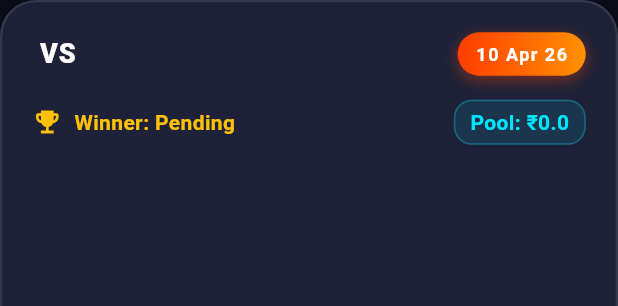
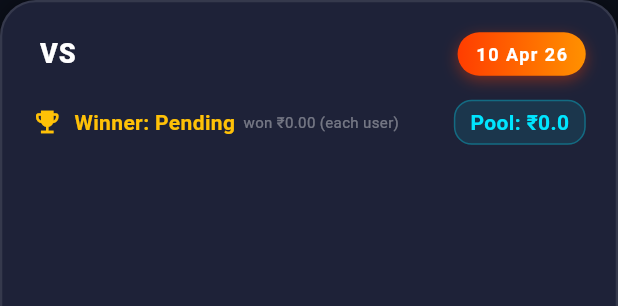
Before and after one commit to anil-s-yadav/ipl2026, a Flutter app: the PastmatchesCard widget shown alone on an empty page, opened directly with empty values, on a phone screen of 412 x 824 dp. Shown: the top 306 px of the screen. Run offline on Flutter 3.47's test engine with Material 3 defaults, Android fonts, the phone set to English and light mode, and no system bars; our stand-ins replace cloud_firestore, firebase_auth, firebase_core, shared_preferences; accounts and stored records are empty.

```diff
--- a/lib/models/match_model.dart
+++ b/lib/models/match_model.dart
@@ -14,6 +14,7 @@ class MatchModel {
   final double totalBetsCount;
   final double totalPoolAmount;
   final String winnerTeam;
+  final String matchTime; // afternoon or evening
 
   MatchModel({
     required this.matchId,
@@ -29,6 +30,7 @@ class MatchModel {
     required this.totalBetsCount,
     required this.totalPoolAmount,
     required this.winnerTeam,
+    required this.matchTime,
   });
 
   factory MatchModel.fromMap(Map<String, dynamic> map, String id) {
@@ -49,6 +51,7 @@ class MatchModel {
           .toDouble(),
       totalPoolAmount: (map['totalPoolAmount'] ?? 0).toDouble(),
       winnerTeam: map['winnerTeam'] ?? '',
+      matchTime: map['matchTime'] ?? 'evening',
     );
   }
 }
--- a/lib/widgets/pastmatches_card.dart
+++ b/lib/widgets/pastmatches_card.dart
@@ -5,10 +5,7 @@ import 'package:ipl2026/models/match_model.dart';
 class PastmatchesCard extends StatelessWidget {
   final MatchModel pastMatche;
 
-  const PastmatchesCard({
-    super.key,
-    required this.pastMatche,
-  });
+  const PastmatchesCard({super.key, required this.pastMatche});
 
   @override
   Widget build(BuildContext context) {
@@ -18,7 +15,13 @@ class PastmatchesCard extends StatelessWidget {
       decoration: BoxDecoration(
         color: const Color(0xFF1E2238),
         borderRadius: BorderRadius.circular(24),
-        boxShadow: [BoxShadow(color: Colors.black.withOpacity(0.3), blurRadius: 10, spreadRadius: 2)],
+        boxShadow: [
+          BoxShadow(
+            color: Colors.black.withOpacity(0.3),
+            blurRadius: 10,
+            spreadRadius: 2,
+          ),
+        ],
         border: Border.all(color: Colors.white10, width: 1.5),
       ),
       child: Column(
@@ -29,18 +32,39 @@ class PastmatchesCard extends StatelessWidget {
             children: [
               Text(
                 "${pastMatche.teamA} VS ${pastMatche.teamB}",
-                style: const TextStyle(fontWeight: FontWeight.w900, fontSize: 18, color: Colors.white, letterSpacing: 0.5),
+                style: const TextStyle(
+                  fontWeight: FontWeight.w900,
+                  fontSize: 18,
+                  color: Colors.white,
+                  letterSpacing: 0.5,
+                ),
               ),
               Container(
-                padding: const EdgeInsets.symmetric(horizontal: 12, vertical: 6),
+                padding: const EdgeInsets.symmetric(
+                  horizontal: 12,
+                  vertical: 6,
+                ),
                 decoration: BoxDecoration(
-                  gradient: const LinearGradient(colors: [Color(0xFFFF3D00), Color(0xFFFF9100)]),
+                  gradient: const LinearGradient(
+                    colors: [Color(0xFFFF3D00), Color(0xFFFF9100)],
+                  ),
                   borderRadius: BorderRadius.circular(20),
-                  boxShadow: [BoxShadow(color: const Color(0xFFFF3D00).withOpacity(0.4), blurRadius: 8, offset: const Offset(0, 3))],
+                  boxShadow: [
+                    BoxShadow(
+                      color: const Color(0xFFFF3D00).withOpacity(0.4),
+                      blurRadius: 8,
+                      offset: const Offset(0, 3),
+                    ),
+                  ],
                 ),
                 child: Text(
                   DateFormat('dd MMM yy').format(pastMatche.matchDate),
-                  style: const TextStyle(color: Colors.white, fontWeight: FontWeight.bold, fontSize: 12, letterSpacing: 1.0),
+                  style: const TextStyle(
+                    color: Colors.white,
+                    fontWeight: FontWeight.bold,
+                    fontSize: 12,
+                    letterSpacing: 1.0,
+                  ),
                 ),
               ),
             ],
@@ -53,19 +77,54 @@ class PastmatchesCard extends StatelessWidget {
                 children: [
                   const Icon(Icons.emoji_events, color: Colors.amber, size: 20),
                   const SizedBox(width: 8),
-                  Text("Winner: ${pastMatche.winnerTeam.isEmpty ? 'Pending' : pastMatche.winnerTeam}",
-                       style: const TextStyle(fontWeight: FontWeight.bold, color: Colors.amber)),
+                  Text(
+                    "Winner: ${pastMatche.winnerTeam.isEmpty ? 'Pending' : pastMatche.winnerTeam}",
+                    style: const TextStyle(
+                      fontWeight: FontWeight.bold,
+                      color: Colors.amber,
+                    ),
+                  ),
+                  Builder(
+                    builder: (context) {
+                      double perUserWin = 0;
+                      if (pastMatche.winnerTeam.isNotEmpty) {
+                        double winCount = pastMatche.winnerTeam == pastMatche.teamA
+                            ? pastMatche.teamABetCount
+                            : pastMatche.teamBBetCount;
+                        if (winCount > 0) {
+                          perUserWin = (pastMatche.totalPoolAmount / winCount);
+                        }
+                      }
+                      return Text(
+                        "  won ₹${perUserWin.toStringAsFixed(2)} (each user)",
+                        style: const TextStyle(
+                          fontSize: 10,
+                          color: Colors.white38,
+                        ),
+                      );
+                    },
+                  ),
                 ],
               ),
               Container(
-                padding: const EdgeInsets.symmetric(horizontal: 10, vertical: 4),
+                padding: const EdgeInsets.symmetric(
+                  horizontal: 10,
+                  vertical: 4,
+                ),
                 decoration: BoxDecoration(
                   color: const Color(0xFF00E5FF).withOpacity(0.1),
                   borderRadius: BorderRadius.circular(12),
-                  border: Border.all(color: const Color(0xFF00E5FF).withOpacity(0.3)),
+                  border: Border.all(
+                    color: const Color(0xFF00E5FF).withOpacity(0.3),
+                  ),
                 ),
-                child: Text("Pool: ₹${pastMatche.totalPoolAmount}",
-                     style: const TextStyle(fontWeight: FontWeight.bold, color: Color(0xFF00E5FF))),
+                child: Text(
+                  "Pool: ₹${pastMatche.totalPoolAmount}",
+                  style: const TextStyle(
+                    fontWeight: FontWeight.bold,
+                    color: Color(0xFF00E5FF),
+                  ),
+                ),
               ),
             ],
           ),
```
Also changed, not shown: lib/providers/app_provider.dart (+21 -2 lines), lib/screens/addmatchpage.dart (+20 -3 lines), lib/screens/dashboard_screen.dart (+31 -21 lines), lib/screens/home_screen.dart (+67 -2 lines), lib/services/auth_service.dart (+5 -10 lines).
